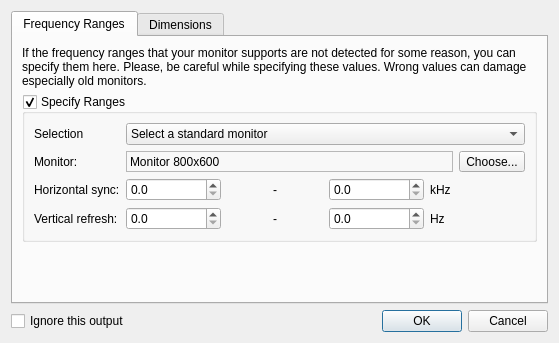
Qt form kde4/display-settings/ui/output.ui (pars-linux/uludag) before a commit.
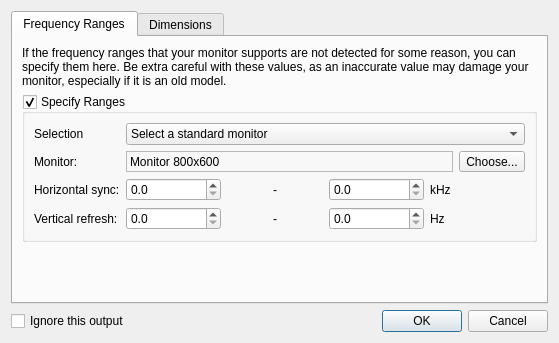
The same form after that commit.

```diff
--- a/kde4/display-settings/ui/output.ui
+++ b/kde4/display-settings/ui/output.ui
@@ -28,9 +28,9 @@
       </attribute>
       <layout class="QVBoxLayout" name="verticalLayout_2">
        <item>
-        <widget class="QLabel" name="label">
-         <property name="text">
-          <string>If the frequency ranges that your monitor supports are not detected for some reason, you can specify them here. Please, be careful while specifying these values. Wrong values can damage especially old monitors.</string>
+        <widget class="QLabel" name="label" >
+         <property name="text" >
+          <string>If the frequency ranges that your monitor supports are not detected for some reason, you can specify them here. Be extra careful with these values, as an inaccurate value may damage your monitor, especially if it is an old model.</string>
          </property>
          <property name="wordWrap">
           <bool>true</bool>
```
Left out of the diff: 267 changed lines with no effect on the pictures.
